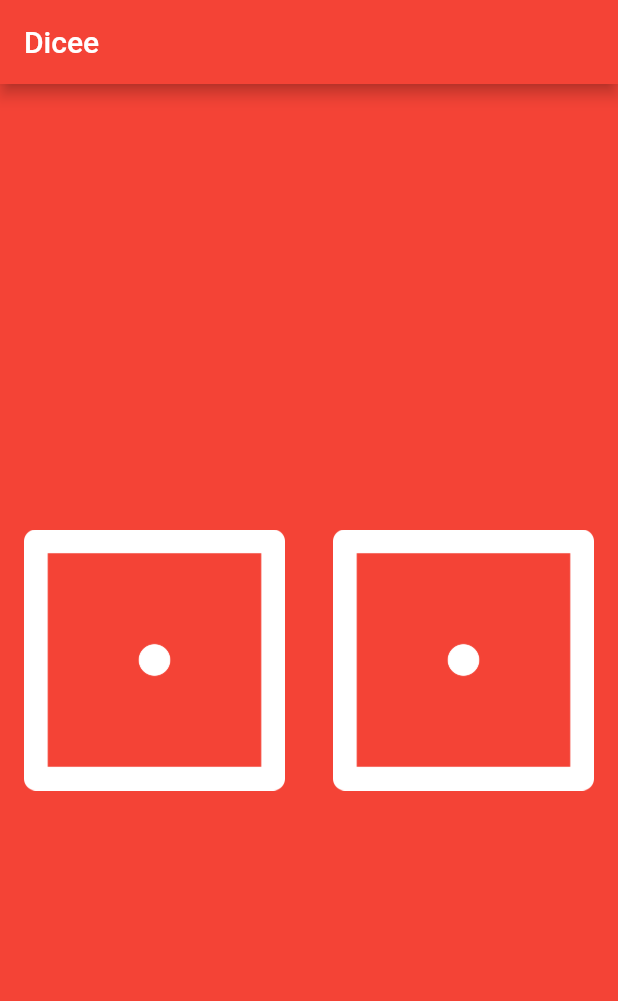
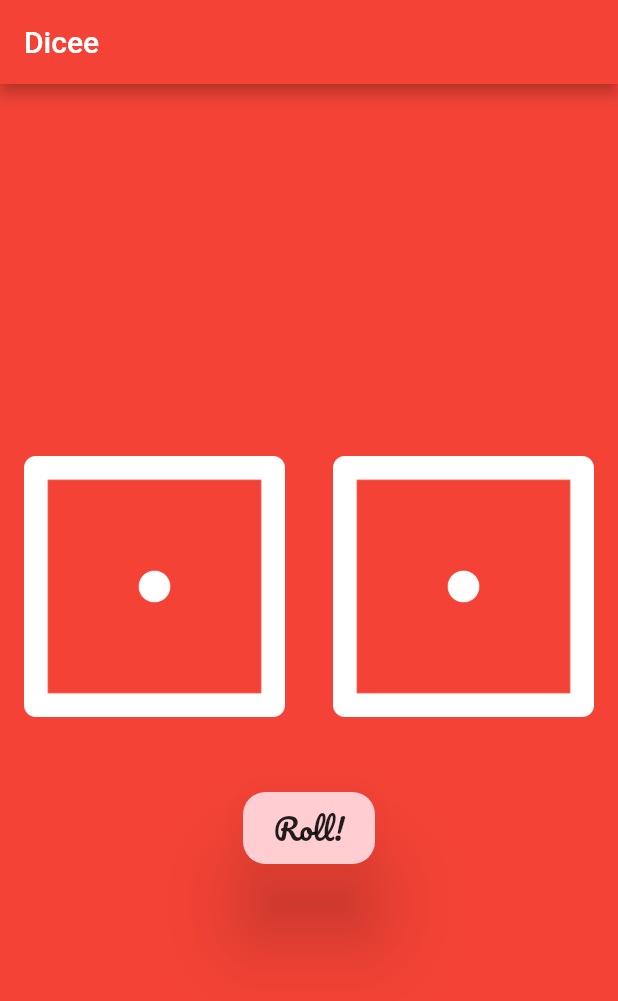
Before and after one commit to junmin-Chang/beautiful_dice_roller, a Flutter app: the screen it shows after launch, on a phone screen of 412 x 824 dp. Shown: the top 1001 px of the screen. Run offline on Flutter 3.47's test engine with Material 2 defaults, Android fonts, the phone set to English and light mode, and no system bars.

Commit message:
materialButton&fonts

```diff
--- a/lib/main.dart
+++ b/lib/main.dart
@@ -27,7 +27,10 @@ class _MyAppState extends State<MyApp> {
 
   @override
   Widget build(BuildContext context) {
-    return Center(
+    return Column(
+      mainAxisAlignment: MainAxisAlignment.center,
+      children: [
+        Center(
           child: Row(
             children: <Widget>[
               Expanded(
@@ -42,8 +45,34 @@ class _MyAppState extends State<MyApp> {
                       rollDice();
                     }, child: Image.asset('images/dice$rightDiceNumber.png')),
               ),
+
+
             ],
           ),
+
+
+        ),
+        SizedBox(height: 50.0,),
+
+        Material(
+          child: MaterialButton(
+            child: Text('Roll!',
+            style: TextStyle(
+              fontFamily: 'Pacifico2',
+              fontSize: 20.0,
+
+            ),),
+
+            onPressed: () {
+              rollDice();
+            },
+
+          ),
+          shape: RoundedRectangleBorder(borderRadius: BorderRadius.circular(15.0)),
+          color: Colors.red[100],
+          elevation: 25.0,
+        )
+      ],
     );
   }
 
```
Also changed, not shown: pubspec.yaml (+4 -23 lines), fonts/Pacifico-Regular.ttf (added), 35 other files. Lines whose indentation alone changed are shown as unchanged.
